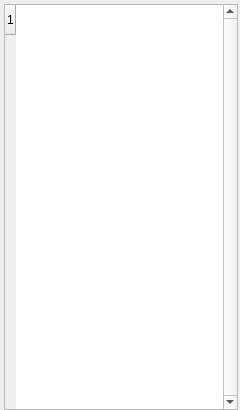
The window that GUI-Qt/modultable.ui (vitess-neutron/vitess) describes before a commit, drawn with Qt 5.
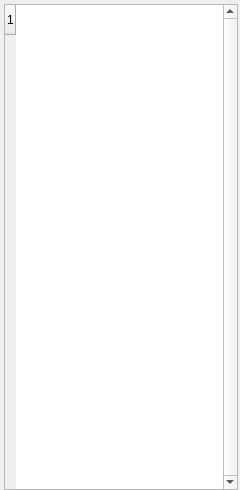
The same window after the commit.

Diff of the .ui file:
```diff
--- a/GUI-Qt/modultable.ui
+++ b/GUI-Qt/modultable.ui
@@ -7,9 +7,15 @@
     <x>0</x>
     <y>0</y>
     <width>240</width>
-    <height>410</height>
+    <height>490</height>
    </rect>
   </property>
+  <property name="sizePolicy">
+   <sizepolicy hsizetype="Preferred" vsizetype="Expanding">
+    <horstretch>0</horstretch>
+    <verstretch>0</verstretch>
+   </sizepolicy>
+  </property>
   <property name="windowTitle">
    <string>Form</string>
   </property>
```
